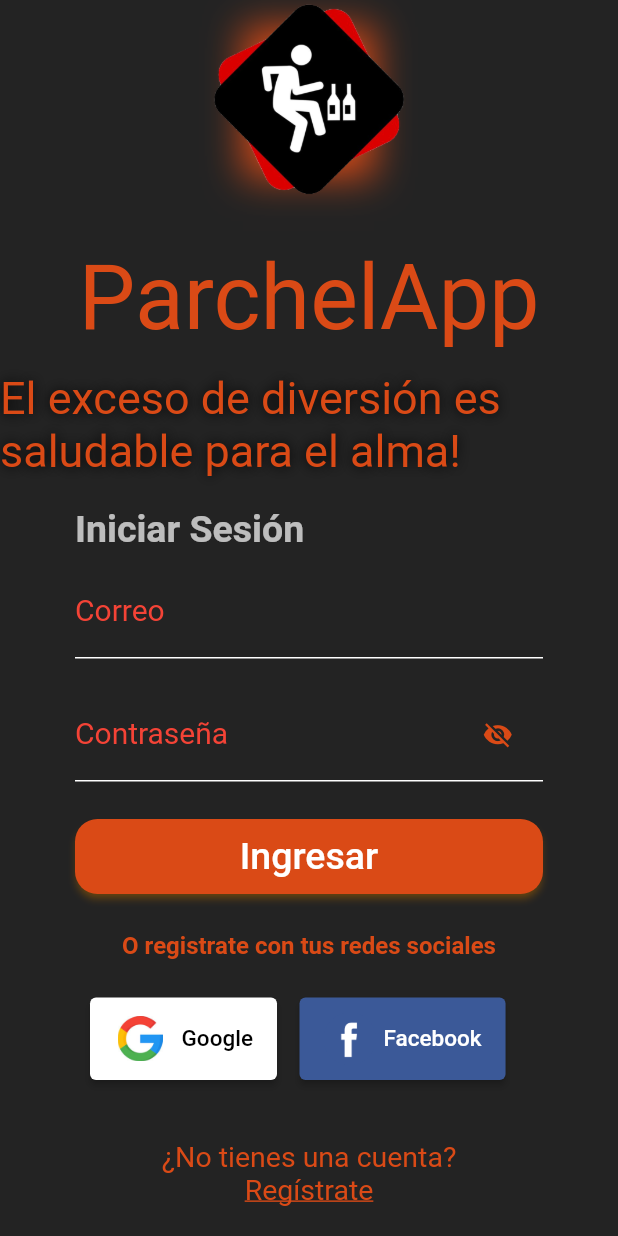
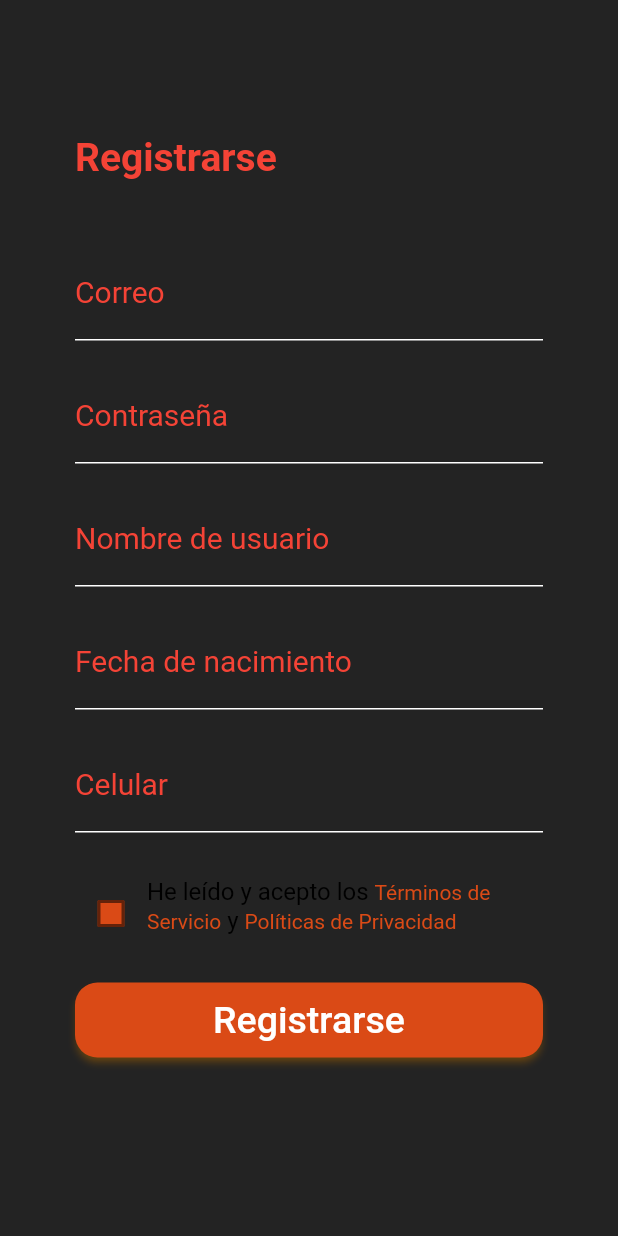
Before and after one commit to oscargaraydiaz/ParchelApp, a Flutter app: the screen it shows after launch, scrolled down 42 dp, after a tap on "Regístrate", on a phone screen of 412 x 824 dp. Run offline on Flutter 3.47's test engine with Material 2 defaults, Android fonts, the phone set to English and light mode, and no system bars; our stand-ins replace google_fonts; Roboto replaces fonts that are missing (Asap, Rambla).

Commit message:
feat (Sign Up View): Sign Up View Added

```diff
--- /dev/null
+++ b/lib/Styles/button_style.dart
@@ -0,0 +1,12 @@
+import 'package:flutter/material.dart';
+import 'app_colors.dart';
+
+ButtonStyle buttonStyle(){
+  return ElevatedButton.styleFrom(
+      backgroundColor: colorOne,
+      minimumSize: const Size(400, 50),
+      shadowColor: Colors.orange,
+      shape: RoundedRectangleBorder(
+          borderRadius: BorderRadius.circular(15))
+  );
+}
--- /dev/null
+++ b/lib/Styles/input_decoration.dart
@@ -0,0 +1,18 @@
+import 'package:flutter/material.dart';
+import 'package:google_fonts/google_fonts.dart';
+
+InputDecoration inputDecoration(String text){
+  return InputDecoration(
+      focusedBorder: const UnderlineInputBorder(
+          borderSide: BorderSide(
+              color: Colors.white,
+              style: BorderStyle.solid)),
+      enabledBorder: const UnderlineInputBorder(
+          borderSide: BorderSide(
+              color: Colors.white,
+              style: BorderStyle.solid)),
+      labelText: text,
+      labelStyle: GoogleFonts.rambla(
+          color: Colors.red, fontSize: 20)
+  );
+}
--- a/lib/View/Login_Screen.dart
+++ b/lib/View/Login_Screen.dart
@@ -2,6 +2,10 @@ import 'package:flutter/cupertino.dart';
 import 'package:flutter/material.dart';
 import 'package:google_fonts/google_fonts.dart';
 import 'package:parchelapp/Styles/app_colors.dart';
+import 'package:parchelapp/Styles/button_style.dart';
+
+import '../Styles/input_decoration.dart';
+import 'SignUp_Screen.dart';
 
 class LoginScreen extends StatefulWidget {
   const LoginScreen({Key? key}) : super(key: key);
@@ -97,18 +101,7 @@ class _LoginScreenState extends State<LoginScreen> {
                       textInputAction: TextInputAction.next,
                       cursorColor: Colors.white,
                       style: const TextStyle(color: Colors.white),
-                      decoration: InputDecoration(
-                          focusedBorder: const UnderlineInputBorder(
-                              borderSide: BorderSide(
-                                  color: Colors.white,
-                                  style: BorderStyle.solid)),
-                          enabledBorder: const UnderlineInputBorder(
-                              borderSide: BorderSide(
-                                  color: Colors.white,
-                                  style: BorderStyle.solid)),
-                          labelText: 'Correo',
-                          labelStyle: GoogleFonts.rambla(
-                              color: Colors.red, fontSize: 20)),
+                      decoration: inputDecoration('Correo'),
                     ),
                   ),
                   Padding(
@@ -147,12 +140,7 @@ class _LoginScreenState extends State<LoginScreen> {
                   ),
                   ElevatedButton(
                     onPressed: () {},
-                    style: ElevatedButton.styleFrom(
-                        backgroundColor: colorOne,
-                        minimumSize: const Size(400, 50),
-                        shadowColor: Colors.orange,
-                        shape: RoundedRectangleBorder(
-                            borderRadius: BorderRadius.circular(15))),
+                    style: buttonStyle(),
                     child: Text(
                       'Ingresar',
                       style:
@@ -210,7 +198,6 @@ class _LoginScreenState extends State<LoginScreen> {
                         onPressed: () {},
                         style: ElevatedButton.styleFrom(
                           backgroundColor:
-                              //rgb(59, 89, 152)
                               const Color.fromRGBO(59, 89, 152, 3),
                           minimumSize: const Size(124, 55),
                         ),
@@ -248,7 +235,9 @@ class _LoginScreenState extends State<LoginScreen> {
                         width: 5,
                       ),
                       InkWell(
-                        onTap: (){},
+                        onTap: (){
+                          Navigator.pushAndRemoveUntil(context, MaterialPageRoute(builder: (context) => const SignUpScreen()), (route) => false);
+                        },
                         child: Text('Regístrate',
                           style: GoogleFonts.asap(color: colorOne, fontSize: 19, decoration: TextDecoration.underline),),
                       )
--- /dev/null
+++ b/lib/View/SignUp_Screen.dart
@@ -0,0 +1,184 @@
+import 'package:flutter/material.dart';
+import 'package:google_fonts/google_fonts.dart';
+import 'package:parchelapp/Styles/app_colors.dart';
+import 'package:parchelapp/Styles/button_style.dart';
+
+import '../Styles/input_decoration.dart';
+
+class SignUpScreen extends StatefulWidget {
+  const SignUpScreen({Key? key}) : super(key: key);
+
+  @override
+  State<SignUpScreen> createState() => _SignUpScreenState();
+}
+
+class _SignUpScreenState extends State<SignUpScreen> {
+  late bool _isChecked;
+
+  @override
+  void initState() {
+    // TODO: implement initState
+    _isChecked = false;
+    super.initState();
+  }
+
+  Color getColor(Set<MaterialState> states) {
+    const Set<MaterialState> interactiveStates = <MaterialState>{
+      MaterialState.pressed,
+      MaterialState.hovered,
+      MaterialState.focused,
+    };
+    if (states.any(interactiveStates.contains)) {
+      return colorOne;
+    }
+    return colorOne;
+  }
+
+
+  @override
+  Widget build(BuildContext context) {
+
+
+    return Scaffold(
+      backgroundColor: colorThree,
+      body: signUpbody(),
+    );
+  }
+
+  Widget signUpbody() {
+    return GestureDetector(
+        onTap: () {
+          final FocusScopeNode focus = FocusScope.of(context);
+          if (!focus.hasPrimaryFocus && focus.hasFocus) {
+              FocusManager.instance.primaryFocus?.unfocus();
+          }
+        },
+        child: SingleChildScrollView(
+          child: Column(
+          children: [
+            Container(
+              padding: const EdgeInsets.symmetric(horizontal: 50, vertical: 20),
+              child: Column(
+                crossAxisAlignment: CrossAxisAlignment.start,
+                children: [
+                  const SizedBox(
+                    height: 70,
+                  ),
+                  Text('Registrarse', style: GoogleFonts.rambla(fontSize: 26,fontWeight: FontWeight.bold, color: Colors.red),),
+                  const SizedBox(
+                    height: 35,
+                  ),
+                  Padding(
+                    padding: const EdgeInsets.symmetric(vertical: 10),
+                    child: TextFormField(
+                      textInputAction: TextInputAction.next,
+                      cursorColor: Colors.white,
+                      style: const TextStyle(color: Colors.white),
+                      decoration: inputDecoration('Correo'),
+                    ),
+                  ),
+                  Padding(
+                    padding: const EdgeInsets.symmetric(vertical: 10),
+                    child: TextFormField(
+                      textInputAction: TextInputAction.next,
+                      cursorColor: Colors.white,
+                      style: const TextStyle(color: Colors.white),
+                      decoration: inputDecoration('Contraseña'),
+                    ),
+                  ),
+                  Padding(
+                    padding: const EdgeInsets.symmetric(vertical: 10),
+                    child: TextFormField(
+                      textInputAction: TextInputAction.next,
+                      cursorColor: Colors.white,
+                      style: const TextStyle(color: Colors.white),
+                      decoration: inputDecoration('Nombre de usuario'),
+                    ),
+                  ),
+                  Padding(
+                    padding: const EdgeInsets.symmetric(vertical: 10),
+                    child: TextFormField(
+                      textInputAction: TextInputAction.next,
+                      cursorColor: Colors.white,
+                      style: const TextStyle(color: Colors.white),
+                      decoration: inputDecoration('Fecha de nacimiento'),
+                    ),
+                  ),
+                  Padding(
+                    padding: const EdgeInsets.symmetric(vertical: 10),
+                    child: TextFormField(
+                      textInputAction: TextInputAction.next,
+                      cursorColor: Colors.white,
+                      style: const TextStyle(color: Colors.white),
+                      decoration: inputDecoration('Celular'),
+                    ),
+                  ),
+                  const SizedBox(
+                    height: 20,
+                  ),
+                  Row(
+                    crossAxisAlignment: CrossAxisAlignment.start,
+                    children: [
+                      Checkbox(
+                        fillColor: MaterialStateProperty.resolveWith(getColor),
+                          value: _isChecked,
+                          onChanged: (value){
+                            _isChecked = !_isChecked;
+                            setState(() {
+                            });
+                      }),
+                        SizedBox(
+                          height: 50,
+                          width: 240,
+                          child: InkWell(
+                            onTap: (){},
+                            child: RichText(
+                                text: TextSpan(
+                                  text: 'He leído y acepto los ',
+                                  style: GoogleFonts.rambla(
+                                    fontSize: 16, color: Colors.black
+                                  ),
+                                  children: [
+                                    TextSpan(
+                                      text: 'Términos de Servicio',
+                                      style: GoogleFonts.rambla(
+                                        fontSize: 14, color: colorOne,
+                                      ),
+                                    ),
+                                    TextSpan(
+                                      text: ' y ',
+                                      style: GoogleFonts.rambla(
+                                        fontSize: 16, color: Colors.black
+                                      ),
+                                    ),
+                                    TextSpan(
+                                      text: 'Políticas de Privacidad',
+                                      style: GoogleFonts.rambla(
+                                        fontSize: 14, color: colorOne,
+                                      ),
+                                    )
+                                  ]
+                            )),
+                          ),
+                        ),
+                    ],
+                  ),
+                  const SizedBox(
+                    height: 20,
+                  ),
+                  ElevatedButton(
+                      onPressed: (){},
+                      style: buttonStyle(),
+                      child: Text('Registrarse',style:
+                      GoogleFonts.rambla(color: Colors.white, fontSize: 25),)
+                  )
+                ],
+              ),
+
+            ),
+          ]
+        ),
+      ),
+        );
+  }
+}
```
